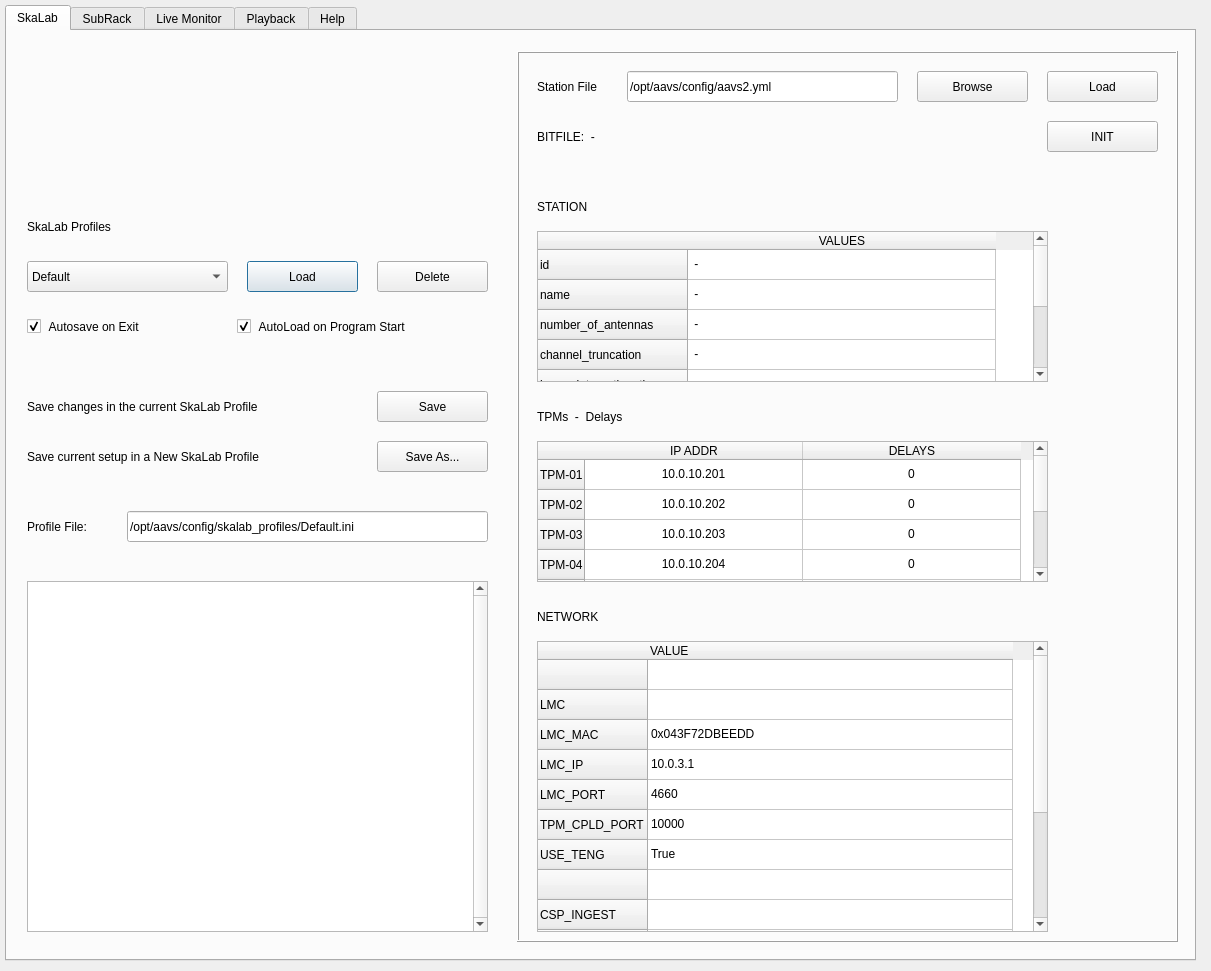
The window that skalab_main.ui (amattana/skalab) describes before a commit, drawn with Qt 5.
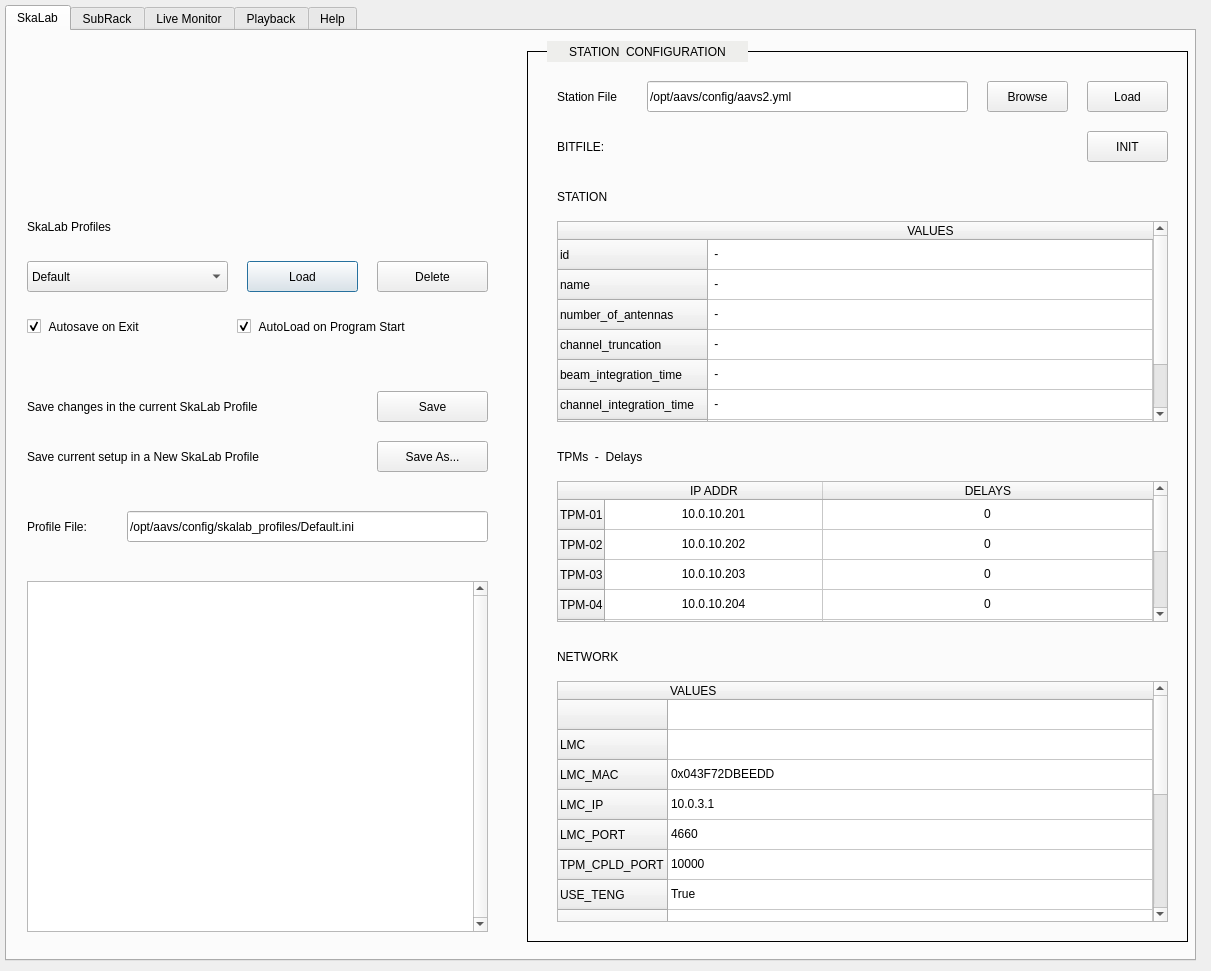
The same window after the commit.

Diff of the .ui file:
```diff
--- a/skalab_main.ui
+++ b/skalab_main.ui
@@ -231,17 +231,17 @@
     <widget class="QWidget" name="qwpics" native="true">
      <property name="geometry">
       <rect>
-       <x>70</x>
-       <y>10</y>
-       <width>372</width>
-       <height>156</height>
+       <x>10</x>
+       <y>20</y>
+       <width>491</width>
+       <height>122</height>
       </rect>
      </property>
     </widget>
     <widget class="QFrame" name="frame_station">
      <property name="geometry">
       <rect>
-       <x>510</x>
+       <x>520</x>
        <y>20</y>
        <width>661</width>
        <height>891</height>
@@ -251,13 +251,13 @@
       <enum>QFrame::Box</enum>
      </property>
      <property name="frameShadow">
-      <enum>QFrame::Raised</enum>
+      <enum>QFrame::Plain</enum>
      </property>
      <widget class="QLabel" name="qlabel_config">
       <property name="geometry">
        <rect>
-        <x>20</x>
-        <y>20</y>
+        <x>30</x>
+        <y>30</y>
         <width>101</width>
         <height>31</height>
        </rect>
@@ -272,9 +272,9 @@
      <widget class="QLineEdit" name="qline_configfile">
       <property name="geometry">
        <rect>
-        <x>110</x>
-        <y>20</y>
-        <width>271</width>
+        <x>120</x>
+        <y>30</y>
+        <width>321</width>
         <height>31</height>
        </rect>
       </property>
@@ -288,9 +288,9 @@
      <widget class="QPushButton" name="qbutton_load_configuration">
       <property name="geometry">
        <rect>
-        <x>530</x>
-        <y>20</y>
-        <width>111</width>
+        <x>560</x>
+        <y>30</y>
+        <width>81</width>
         <height>31</height>
        </rect>
       </property>
@@ -301,9 +301,9 @@
      <widget class="QPushButton" name="qbutton_browse">
       <property name="geometry">
        <rect>
-        <x>400</x>
-        <y>20</y>
-        <width>111</width>
+        <x>460</x>
+        <y>30</y>
+        <width>81</width>
         <height>31</height>
        </rect>
       </property>
@@ -314,9 +314,9 @@
      <widget class="QPushButton" name="qbutton_station_init">
       <property name="geometry">
        <rect>
-        <x>530</x>
-        <y>70</y>
-        <width>111</width>
+        <x>560</x>
+        <y>80</y>
+        <width>81</width>
         <height>31</height>
        </rect>
       </property>
@@ -327,14 +327,14 @@
      <widget class="QLabel" name="qlabel_bitfile">
       <property name="geometry">
        <rect>
-        <x>20</x>
-        <y>70</y>
-        <width>481</width>
+        <x>120</x>
+        <y>80</y>
+        <width>421</width>
         <height>31</height>
        </rect>
       </property>
       <property name="text">
-       <string>BITFILE:  -</string>
+       <string/>
       </property>
       <property name="alignment">
        <set>Qt::AlignLeading|Qt::AlignLeft|Qt::AlignVCenter</set>
@@ -343,8 +343,8 @@
      <widget class="QLabel" name="qlabel_station">
       <property name="geometry">
        <rect>
-        <x>20</x>
-        <y>140</y>
+        <x>30</x>
+        <y>130</y>
         <width>171</width>
         <height>31</height>
        </rect>
@@ -359,9 +359,9 @@
      <widget class="QTableWidget" name="qtable_tpm">
       <property name="geometry">
        <rect>
-        <x>20</x>
-        <y>390</y>
-        <width>511</width>
+        <x>30</x>
+        <y>430</y>
+        <width>611</width>
         <height>141</height>
        </rect>
       </property>
@@ -378,7 +378,7 @@
        <number>218</number>
       </attribute>
       <attribute name="horizontalHeaderStretchLastSection">
-       <bool>false</bool>
+       <bool>true</bool>
       </attribute>
       <row>
        <property name="text">
@@ -568,10 +568,10 @@
      <widget class="QTableWidget" name="qtable_station">
       <property name="geometry">
        <rect>
-        <x>20</x>
-        <y>180</y>
-        <width>511</width>
-        <height>151</height>
+        <x>30</x>
+        <y>170</y>
+        <width>611</width>
+        <height>201</height>
        </rect>
       </property>
       <property name="verticalScrollBarPolicy">
@@ -580,6 +580,9 @@
       <attribute name="horizontalHeaderDefaultSectionSize">
        <number>308</number>
       </attribute>
+      <attribute name="horizontalHeaderStretchLastSection">
+       <bool>true</bool>
+      </attribute>
       <row>
        <property name="text">
         <string>id</string>
@@ -669,8 +672,8 @@
      <widget class="QLabel" name="qlabel_tpms">
       <property name="geometry">
        <rect>
-        <x>20</x>
-        <y>350</y>
+        <x>30</x>
+        <y>390</y>
         <width>171</width>
         <height>31</height>
        </rect>
@@ -685,8 +688,8 @@
      <widget class="QLabel" name="qlabel_network">
       <property name="geometry">
        <rect>
-        <x>20</x>
-        <y>550</y>
+        <x>30</x>
+        <y>590</y>
         <width>171</width>
         <height>31</height>
        </rect>
@@ -701,10 +704,10 @@
      <widget class="QTableWidget" name="qtable_network">
       <property name="geometry">
        <rect>
-        <x>20</x>
-        <y>590</y>
-        <width>511</width>
-        <height>291</height>
+        <x>30</x>
+        <y>630</y>
+        <width>611</width>
+        <height>241</height>
        </rect>
       </property>
       <property name="verticalScrollBarPolicy">
@@ -713,6 +716,9 @@
       <attribute name="horizontalHeaderDefaultSectionSize">
        <number>365</number>
       </attribute>
+      <attribute name="horizontalHeaderStretchLastSection">
+       <bool>true</bool>
+      </attribute>
       <row>
        <property name="text">
         <string/>
@@ -790,7 +796,7 @@
       </row>
       <column>
        <property name="text">
-        <string>VALUE</string>
+        <string>VALUES</string>
        </property>
        <property name="textAlignment">
         <set>AlignLeading|AlignVCenter</set>
@@ -860,6 +866,22 @@
        </property>
       </item>
      </widget>
+     <widget class="QLabel" name="qlabel_bitfile_2">
+      <property name="geometry">
+       <rect>
+        <x>30</x>
+        <y>80</y>
+        <width>71</width>
+        <height>31</height>
+       </rect>
+      </property>
+      <property name="text">
+       <string>BITFILE: </string>
+      </property>
+      <property name="alignment">
+       <set>Qt::AlignLeading|Qt::AlignLeft|Qt::AlignVCenter</set>
+      </property>
+     </widget>
     </widget>
     <widget class="QTableWidget" name="qtable_profile">
      <property name="geometry">
@@ -877,6 +899,28 @@
       <number>365</number>
      </attribute>
     </widget>
+    <widget class="QLabel" name="qlabel_connection_3">
+     <property name="geometry">
+      <rect>
+       <x>540</x>
+       <y>10</y>
+       <width>201</width>
+       <height>21</height>
+      </rect>
+     </property>
+     <property name="layoutDirection">
+      <enum>Qt::LeftToRight</enum>
+     </property>
+     <property name="styleSheet">
+      <string notr="true">background-color: rgb(238, 238, 236);</string>
+     </property>
+     <property name="text">
+      <string>STATION  CONFIGURATION</string>
+     </property>
+     <property name="alignment">
+      <set>Qt::AlignCenter</set>
+     </property>
+    </widget>
    </widget>
    <widget class="QWidget" name="qtabSubrack">
     <attribute name="title">
```
